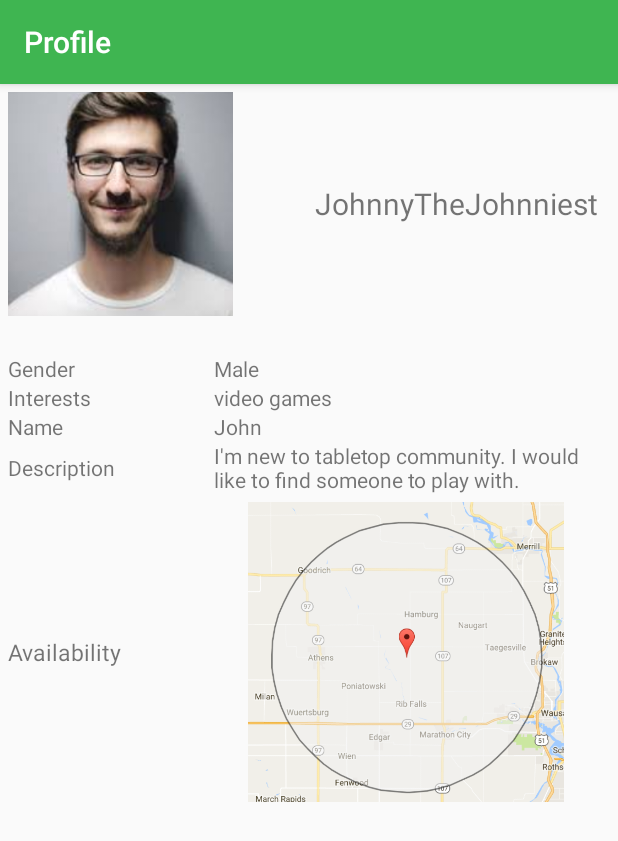
After one commit to Mustrumion/HobbyHunter2, an Android app: the ProfileOthersActivity screen opened directly, with no data from a screen before it, on a phone screen of 412 x 824 dp. The commit adds this screen. Shown: the top 841 px of the screen. Run offline under Robolectric (Android 15) with nearby library versions, the phone set to English and light mode, and no system bars.

Commit message:
Profile from others perspective

```diff
--- a/app/src/main/AndroidManifest.xml
+++ b/app/src/main/AndroidManifest.xml
@@ -36,6 +36,7 @@
             android:theme="@style/AppTheme.NoActionBar" />
         <activity
             android:name=".ProfileViewActivity"
+            android:windowSoftInputMode="stateHidden"
             android:label="@string/title_activity_profile" />
         <!--
              The API key for Google Maps-based APIs is defined as a string resource.
@@ -52,7 +53,9 @@
         <activity
             android:name=".MapActivity"
             android:label="@string/title_activity_map" />
-        <activity android:name=".MyHobbies"></activity>
+        <activity android:name=".MyHobbies" />
+        <activity android:name=".ProfileOthersActivity"
+            android:label="@string/title_activity_profile_others"></activity>
     </application>
 
 </manifest>
--- a/app/src/main/java/hunterpackage/hobbyhunter2/MapActivity.java
+++ b/app/src/main/java/hunterpackage/hobbyhunter2/MapActivity.java
@@ -121,7 +121,7 @@ public class MapActivity extends FragmentActivity implements OnMapReadyCallback
                 mMap.addMarker(new MarkerOptions().position(point));
                 mMap.addCircle(new CircleOptions()
                         .center(point)
-                        .radius(5000));
+                        .radius(5000).fillColor(Color.parseColor("#22DCDCDC")));
             }
         });
         Location location = getLastLocation();
--- /dev/null
+++ b/app/src/main/java/hunterpackage/hobbyhunter2/ProfileOthersActivity.java
@@ -0,0 +1,13 @@
+package hunterpackage.hobbyhunter2;
+
+import android.support.v7.app.AppCompatActivity;
+import android.os.Bundle;
+
+public class ProfileOthersActivity extends AppCompatActivity {
+
+    @Override
+    protected void onCreate(Bundle savedInstanceState) {
+        super.onCreate(savedInstanceState);
+        setContentView(R.layout.activity_profile_others);
+    }
+}
--- a/app/src/main/java/hunterpackage/hobbyhunter2/ProfileViewActivity.java
+++ b/app/src/main/java/hunterpackage/hobbyhunter2/ProfileViewActivity.java
@@ -14,6 +14,7 @@ public class ProfileViewActivity extends AppCompatActivity {
         super.onCreate(savedInstanceState);
         setContentView(R.layout.activity_profile_view);
         configureMap();
+        configureViewOthersButton();
     }
 
 
@@ -27,4 +28,14 @@ public class ProfileViewActivity extends AppCompatActivity {
             }
         });
     }
+    private void configureViewOthersButton(){
+        Button othersView = (Button) findViewById(R.id.profileOthers);
+        othersView.setOnClickListener(new View.OnClickListener(){
+
+            @Override
+            public void onClick(View v) {
+                startActivity(new Intent(ProfileViewActivity.this, ProfileOthersActivity.class));
+            }
+        });
+    }
 }
--- /dev/null
+++ b/app/src/main/res/layout/activity_profile_others.xml
@@ -0,0 +1,128 @@
+<?xml version="1.0" encoding="utf-8"?>
+<android.support.constraint.ConstraintLayout xmlns:android="http://schemas.android.com/apk/res/android"
+    xmlns:app="http://schemas.android.com/apk/res-auto"
+    xmlns:tools="http://schemas.android.com/tools"
+    android:layout_width="match_parent"
+    android:layout_height="match_parent"
+    tools:context=".ProfileOthersActivity">
+    <ScrollView
+        android:layout_width="match_parent"
+        android:layout_height="wrap_content">
+        <LinearLayout
+            android:layout_width="match_parent"
+            android:layout_height="wrap_content"
+            android:layout_marginEnd="8dp"
+            android:orientation="vertical"
+            app:layout_constraintEnd_toEndOf="parent">
+
+            <RelativeLayout
+                android:layout_width="match_parent"
+                android:layout_height="160dp">
+
+                <ImageView
+                    android:id="@+id/profilePic"
+                    android:layout_width="150dp"
+                    android:layout_height="match_parent"
+                    android:layout_alignParentLeft="true"
+                    android:layout_margin="5dp"
+                    android:scaleType="centerCrop"
+                    android:src="@drawable/profile_mock" />
+
+                <TextView
+                    android:layout_width="match_parent"
+                    android:layout_height="wrap_content"
+                    android:layout_centerVertical="true"
+                    android:layout_toRightOf="@+id/profilePic"
+                    android:layout_marginBottom="5dp"
+                    android:layout_marginRight="5dp"
+                    android:text="JohnnyTheJohnniest"
+                    android:textAlignment="textEnd"
+                    android:textSize="20dp" />
+            </RelativeLayout>
+
+            <GridLayout
+                android:layout_width="match_parent"
+                android:layout_height="wrap_content"
+                android:layout_marginTop="20dp"
+                android:columnCount="2"
+                android:rowCount="4">
+
+
+                <TextView
+                    android:layout_columnWeight="1"
+                    android:layout_gravity="center_vertical"
+                    android:layout_marginLeft="5dp"
+                    android:text="Gender" />
+
+                <TextView
+                    android:layout_columnWeight="1"
+                    android:layout_gravity="center_vertical"
+                    android:layout_marginLeft="5dp"
+                    android:text="Male" />
+
+
+
+
+                <TextView
+                    android:layout_columnWeight="1"
+                    android:layout_gravity="center_vertical"
+                    android:layout_marginLeft="5dp"
+                    android:text="Interests" />
+
+                <TextView
+                    android:layout_columnWeight="1"
+                    android:layout_gravity="fill"
+                    android:layout_marginLeft="5dp"
+                    android:text="video games" />
+
+                <TextView
+                    android:layout_columnWeight="1"
+                    android:layout_gravity="center_vertical"
+                    android:layout_marginLeft="5dp"
+                    android:text="Name" />
+
+                <TextView
+                    android:layout_columnWeight="1"
+                    android:layout_gravity="fill"
+                    android:layout_marginLeft="5dp"
+                    android:text="John" />
+
+                <TextView
+                    android:layout_columnWeight="1"
+                    android:layout_gravity="center_vertical"
+                    android:layout_marginLeft="5dp"
+                    android:text="Description" />
+
+                <TextView
+                    android:width="100dp"
+                    android:layout_columnWeight="1"
+                    android:layout_gravity="fill"
+                    android:layout_marginLeft="5dp"
+                    android:breakStrategy="simple"
+                    android:maxLines="10"
+                    android:minLines="2"
+                    android:text="I'm new to tabletop community. I would like to find someone to play with." />
+
+                <TextView
+                    android:layout_columnWeight="1"
+                    android:layout_gravity="center_vertical"
+                    android:layout_marginLeft="5dp"
+                    android:text="Availability"
+                    android:textSize="15dp" />
+
+                <ImageView
+                    android:id="@+id/miniMap"
+                    android:layout_height="200dp"
+                    android:layout_width="200dp"
+                    android:layout_columnWeight="1"
+                    android:layout_gravity="fill"
+                    android:layout_margin="5dp"
+                    android:scaleType="fitCenter"
+                    android:src="@drawable/map_radius" />
+
+
+            </GridLayout>
+
+        </LinearLayout>
+    </ScrollView>
+</android.support.constraint.ConstraintLayout>
--- a/app/src/main/res/layout/activity_profile_view.xml
+++ b/app/src/main/res/layout/activity_profile_view.xml
@@ -35,7 +35,7 @@
                     android:src="@drawable/profile_mock" />
 
                 <Button
-                    android:id="@+id/profileView"
+                    android:id="@+id/profileOthers"
                     android:layout_width="match_parent"
                     android:layout_height="wrap_content"
                     android:layout_toRightOf="@id/profilePic"
--- a/app/src/main/res/values/strings.xml
+++ b/app/src/main/res/values/strings.xml
@@ -17,6 +17,7 @@
     <string name="title_activity_profile">Edit profile</string>
     <string name="title_activity_login">Log or sign in</string>
     <string name="title_activity_map">Choose your point</string>
+    <string name="title_activity_profile_others">Profile</string>
     <string name="title_location_permission">Permission request.</string>
     <string name="text_location_permission">The application may require your permission to access location.</string>
     <string name="ok">OK</string>
```
